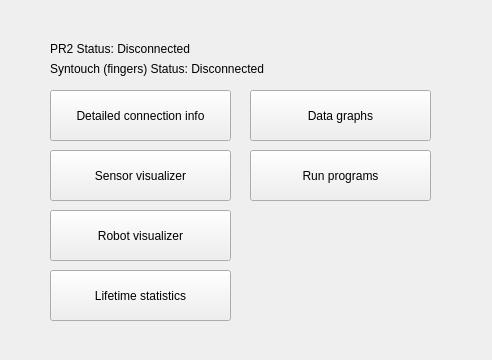
The window that rqt_pr2_hand_syntouch_sensor_interface/resource/Index.ui (BigMacStorm/PR2_hapticSensorResearch) describes before a commit, drawn with Qt 5.
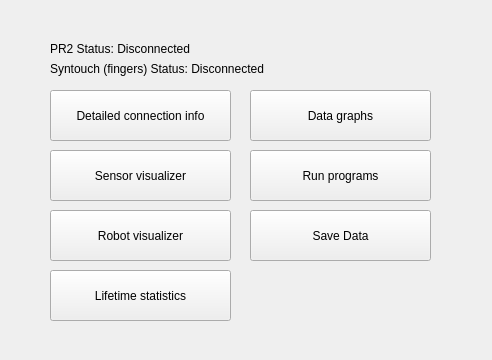
The same window after the commit.

Commit message: Save Data button

The edit to the form file:
```diff
--- a/rqt_pr2_hand_syntouch_sensor_interface/resource/Index.ui
+++ b/rqt_pr2_hand_syntouch_sensor_interface/resource/Index.ui
@@ -117,6 +117,19 @@
     <string>Lifetime statistics</string>
    </property>
   </widget>
+  <widget class="QPushButton" name="SaveDataButton">
+   <property name="geometry">
+    <rect>
+     <x>250</x>
+     <y>210</y>
+     <width>181</width>
+     <height>51</height>
+    </rect>
+   </property>
+   <property name="text">
+    <string>Save Data</string>
+   </property>
+  </widget>
  </widget>
  <layoutdefault spacing="6" margin="11"/>
  <resources/>
```
The commit also changes 5 other files.
